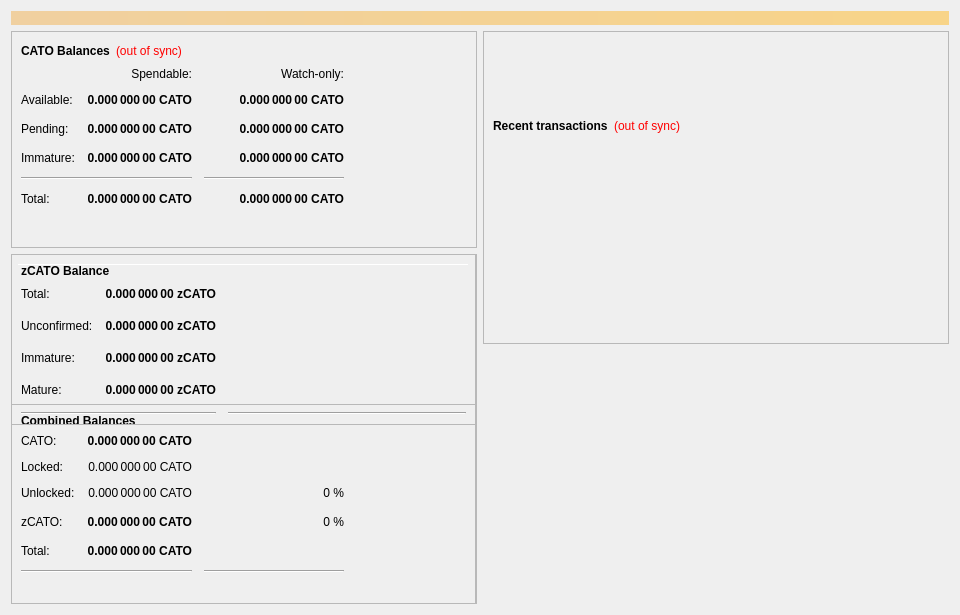
Above: src/qt/forms/overviewpage.ui from MCLXI/cato2 before the change. Below: the same form after it.
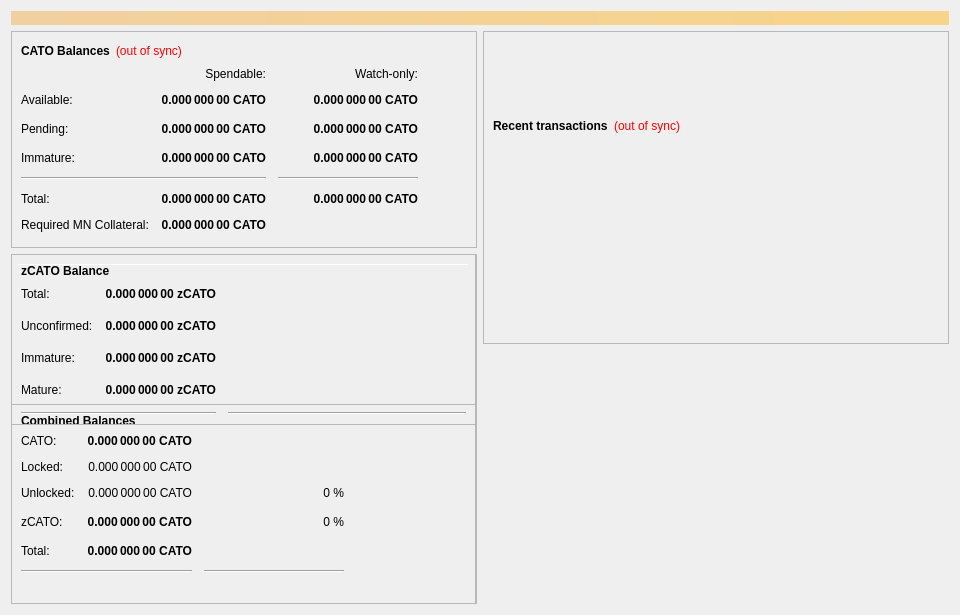
That is the form after the change.

Commit message: fix ROI info + new MN collat tab

```diff
--- a/src/qt/forms/overviewpage.ui
+++ b/src/qt/forms/overviewpage.ui
@@ -211,6 +211,13 @@
               </property>
              </widget>
             </item>
+            <item row="7" column="0">
+             <widget class="QLabel" name="labelTotalText2">
+              <property name="text">
+               <string>Required MN Collateral:</string>
+              </property>
+             </widget>
+            </item>
             <item row="3" column="1">
              <widget class="QLabel" name="labelImmature">
               <property name="font">
@@ -281,6 +288,31 @@
               </property>
              </widget>
             </item>
+            <item row="7" column="1">
+             <widget class="QLabel" name="labelTotal2">
+              <property name="font">
+               <font>
+                <weight>75</weight>
+                <bold>true</bold>
+               </font>
+              </property>
+              <property name="cursor">
+               <cursorShape>IBeamCursor</cursorShape>
+              </property>
+              <property name="toolTip">
+               <string>Your current total balance</string>
+              </property>
+              <property name="text">
+               <string notr="true">0.000 000 00 CATO</string>
+              </property>
+              <property name="alignment">
+               <set>Qt::AlignRight|Qt::AlignTrailing|Qt::AlignVCenter</set>
+              </property>
+              <property name="textInteractionFlags">
+               <set>Qt::LinksAccessibleByMouse|Qt::TextSelectableByKeyboard|Qt::TextSelectableByMouse</set>
+              </property>
+             </widget>
+            </item>
             <item row="5" column="2">
              <widget class="QLabel" name="labelWatchTotal">
               <property name="font">
```
The commit also changes 7 other files.
